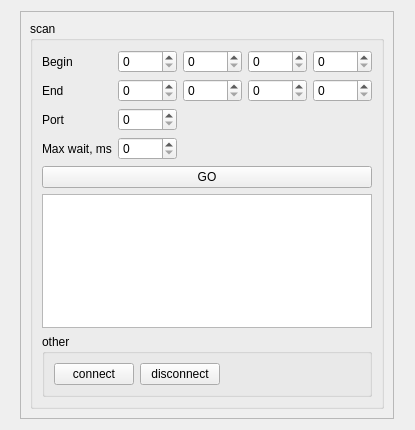
The window that Qt/my_programm/Check_Network/src/check_network_mainbox/ui/check_network_mainbox.ui (RinatB2017/mega_GIT) describes before a commit, drawn with Qt 5.
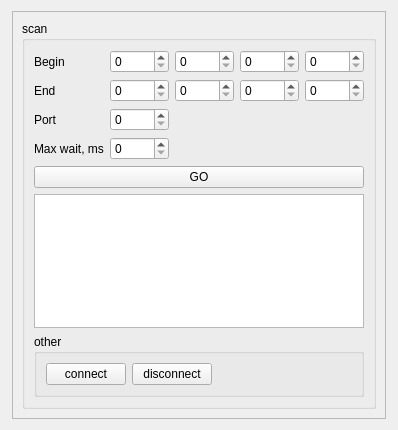
The same window after the commit.

```diff
--- a/Qt/my_programm/Check_Network/src/check_network_mainbox/ui/check_network_mainbox.ui
+++ b/Qt/my_programm/Check_Network/src/check_network_mainbox/ui/check_network_mainbox.ui
@@ -6,7 +6,7 @@
    <rect>
     <x>0</x>
     <y>0</y>
-    <width>415</width>
+    <width>398</width>
     <height>430</height>
    </rect>
   </property>
```
Left out of the diff: 3 changed lines with no effect on the pictures.
